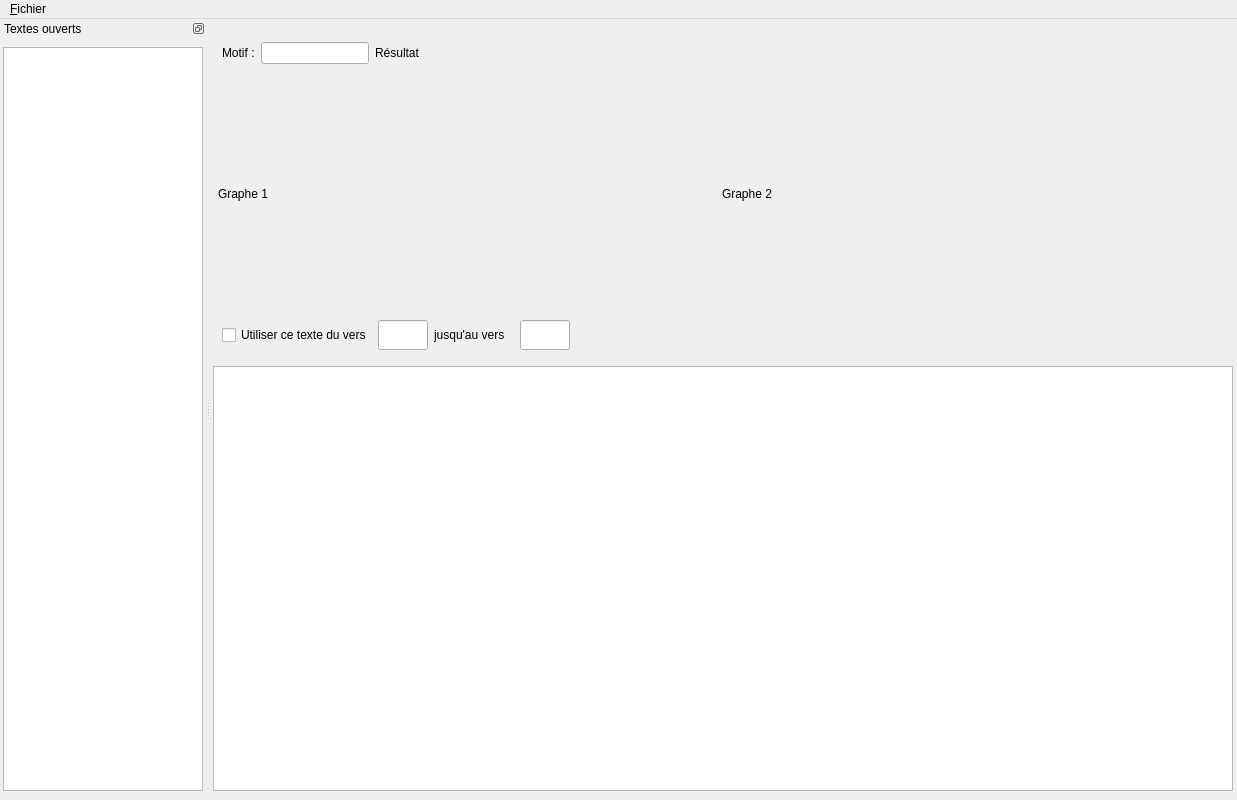
Before: the Qt Designer form gui.ui in guilhem-pujol/SHS, drawn with Qt 5.
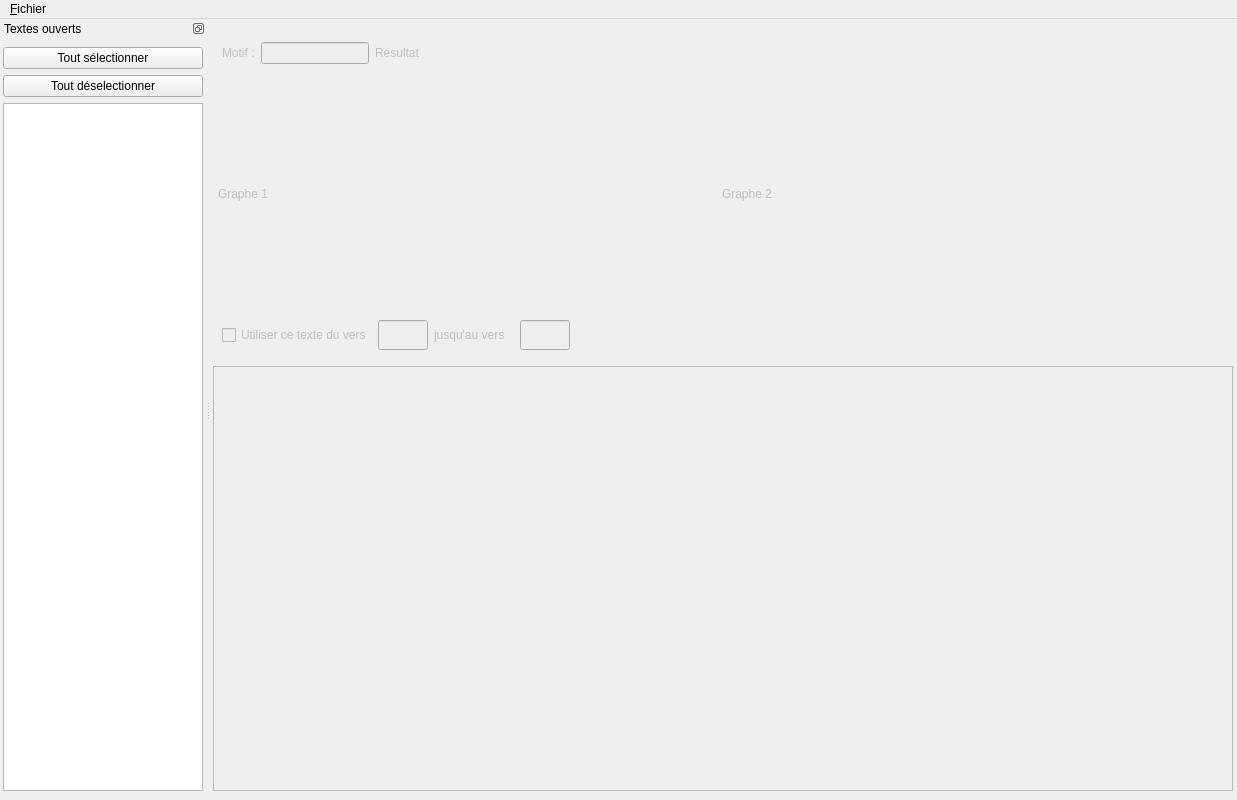
After: the same form once the commit is applied.

Patch:
```diff
--- a/gui.ui
+++ b/gui.ui
@@ -19,7 +19,13 @@
   <property name="windowTitle">
    <string>Analyse fréquentielle de textes</string>
   </property>
-  <widget class="QWidget" name="centralwidget">
+  <property name="locale">
+   <locale language="French" country="France"/>
+  </property>
+  <widget class="QWidget" name="centralWidget">
+   <property name="enabled">
+    <bool>false</bool>
+   </property>
    <layout class="QVBoxLayout" name="verticalLayout_2">
     <property name="sizeConstraint">
      <enum>QLayout::SetMinimumSize</enum>
@@ -48,7 +54,7 @@
        <item>
         <widget class="QLabel" name="textSearch">
          <property name="enabled">
-          <bool>true</bool>
+          <bool>false</bool>
          </property>
          <property name="sizePolicy">
           <sizepolicy hsizetype="Preferred" vsizetype="Preferred">
@@ -383,8 +389,8 @@
    </property>
    <property name="minimumSize">
     <size>
-     <width>200</width>
-     <height>124</height>
+     <width>206</width>
+     <height>190</height>
     </size>
    </property>
    <property name="maximumSize">
@@ -413,6 +419,26 @@
      <property name="rightMargin">
       <number>3</number>
      </property>
+     <item>
+      <widget class="QPushButton" name="selectAll">
+       <property name="text">
+        <string>Tout sélectionner</string>
+       </property>
+       <property name="shortcut">
+        <string>Ctrl+A</string>
+       </property>
+      </widget>
+     </item>
+     <item>
+      <widget class="QPushButton" name="deselectAll">
+       <property name="text">
+        <string>Tout déselectionner</string>
+       </property>
+       <property name="shortcut">
+        <string>Ctrl+Shift+A</string>
+       </property>
+      </widget>
+     </item>
      <item>
       <widget class="QListWidget" name="textsList">
        <property name="minimumSize">
```
